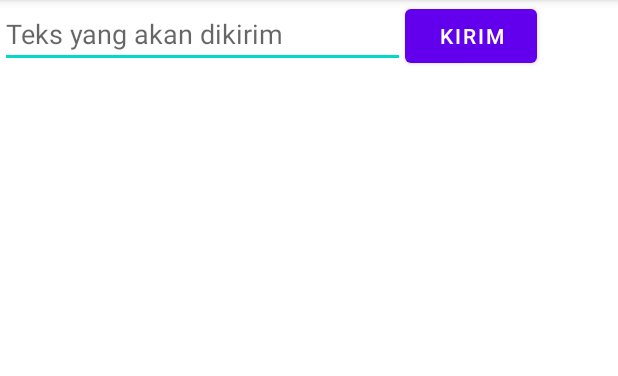
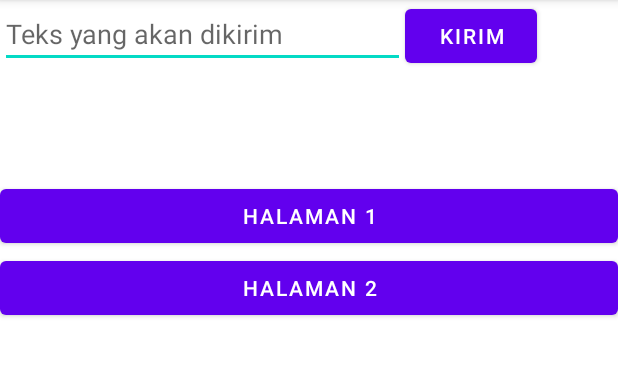
Before and after one commit to samuell90/androidstudio, an Android app: the screen it shows after launch (MainActivity), on a phone screen of 412 x 824 dp, the part 84-460 px from its top. Run offline under Robolectric (Android 15) with nearby library versions, the phone set to English and light mode, and no system bars.

Commit message:
week 04
week 04

```diff
--- a/week04/app/src/main/java/umn/ac/id/week04_27881/MainActivity.java
+++ b/week04/app/src/main/java/umn/ac/id/week04_27881/MainActivity.java
@@ -14,6 +14,7 @@ public class MainActivity extends AppCompatActivity {
     private EditText etIsian, eturl;
     private Button btnKirim, btnBrowse;
     private TextView tvJawaban;
+    private Button btnHal1, btnHal2;
 
 
     @Override
@@ -27,6 +28,8 @@ public class MainActivity extends AppCompatActivity {
         btnBrowse = findViewById(R.id.buttonBrowse);
         btnKirim = findViewById(R.id.buttonKirim);
         tvJawaban = findViewById(R.id.jawaban);
+        btnHal1 = findViewById(R.id.main_button_change_1);
+        btnHal2 = findViewById(R.id.main_button_change_2);
 
         btnBrowse.setOnClickListener(new View.OnClickListener(){
            @Override
@@ -48,7 +51,8 @@ public class MainActivity extends AppCompatActivity {
 
         btnKirim.setOnClickListener(new View.OnClickListener() {
             @Override
-            public void onClick(View v) {
+            public void onClick(View v)
+            {
                 Intent intentDua = new Intent (MainActivity.this, MainActivity2.class);
                 String isian = etIsian.getText().toString();
                 intentDua.putExtra("PesanDariMain", isian);
@@ -57,20 +61,41 @@ public class MainActivity extends AppCompatActivity {
 
         });
 
-
-    @Override
-    public void onActivityResult (int requestCode, int resultCode, Intent data){
-        super.onActivityResult(requestCode, resultCode, data);
-        if (requestCode == 1)
+        btnHal1.setOnClickListener(new View.OnClickListener(){
+            @Override
+            public void onClick(View v)
             {
-                if (resultCode == RESULT_OK)
-                {
-                    String jawaban = data.getStringExtra("Jawaban");
-                    tvJawaban.setText(jawaban);
-                }
+                Intent intent = new Intent (MainActivity.this, secondActivity.class);
+                startActivity(intent);
             }
 
-        }
+        });
+
+        btnHal2.setOnClickListener(new View.OnClickListener(){
+            @Override
+            public void onClick(View v)
+            {
+                Intent intent = new Intent (MainActivity.this, ThirdActivity.class);
+                startActivity(intent);
+            }
+
+        });
+
+
+//    @Override
+//    public void onActivityResult (int requestCode, int resultCode, Intent data) {
+//
+//        if (requestCode == 1)
+//            {
+//                if (resultCode == RESULT_OK)
+//                {
+//                    String jawaban = data.getStringExtra("Jawaban");
+//                    tvJawaban.setText(jawaban);
+//                }
+//            }
+//            super.onActivityResult(requestCode, resultCode, data);
+//
+//        }
 
 
 
--- a/week04/app/src/main/res/layout/activity_main.xml
+++ b/week04/app/src/main/res/layout/activity_main.xml
@@ -49,5 +49,23 @@
 
     </LinearLayout>
 
+    <LinearLayout
+        android:layout_width="match_parent"
+        android:layout_height="match_parent"
+        android:orientation="vertical">
+
+        <Button
+            android:id="@+id/main_button_change_1"
+            android:layout_width="match_parent"
+            android:layout_height="wrap_content"
+            android:text="HALAMAN 1" />
+
+        <Button
+            android:id="@+id/main_button_change_2"
+            android:layout_width="match_parent"
+            android:layout_height="wrap_content"
+            android:text="HALAMAN 2" />
+    </LinearLayout>
+
 
 </LinearLayout>
```
Also changed, not shown: week04/app/src/main/AndroidManifest.xml (+6 -5 lines), week04/app/src/main/java/umn/ac/id/week04_27881/FirstFragment.java (added, +26 -0 lines), week04/app/src/main/java/umn/ac/id/week04_27881/SecondFragment.java (added, +26 -0 lines), week04/app/src/main/java/umn/ac/id/week04_27881/ThirdActivity.java (added, +27 -0 lines), week04/app/src/main/java/umn/ac/id/week04_27881/secondActivity.java (added, +14 -0 lines), week04/app/src/main/res/layout/activity_second.xml (added, +29 -0 lines), week04/app/src/main/res/layout/activity_third.xml (added, +35 -0 lines), week04/app/src/main/res/layout/fragment_first.xml (added, +28 -0 lines), week04/app/src/main/res/layout/fragment_second.xml (added, +18 -0 lines), 2 other files.
